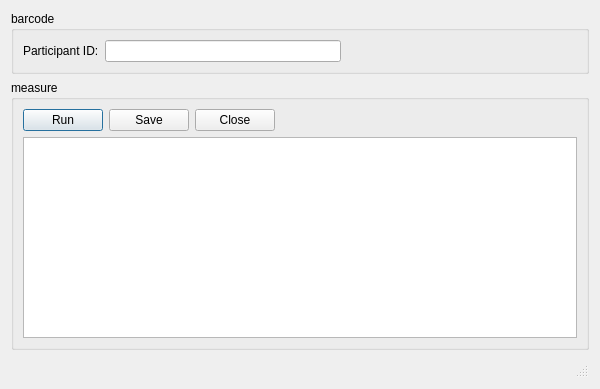
This is template/prototype/Template/MainWindow.ui in inglis-dl/cypress as Qt 5 draws it before an edit. The edited form follows.
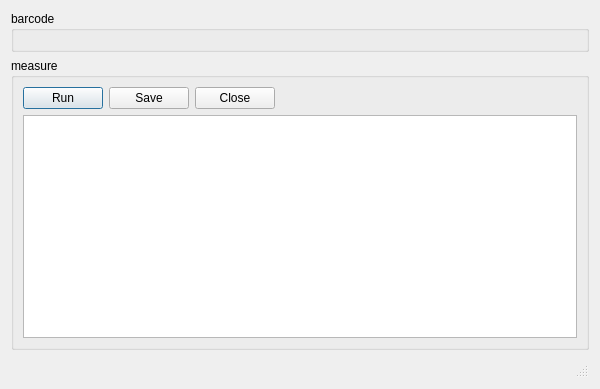
This is the edited form. Custom widgets are drawn as their Qt base class.

The edit to the form file:
```diff
--- a/template/prototype/Template/MainWindow.ui
+++ b/template/prototype/Template/MainWindow.ui
@@ -33,46 +33,7 @@
      </property>
      <layout class="QHBoxLayout" name="horizontalLayout">
       <item>
-       <widget class="QLabel" name="iDlabel">
-        <property name="text">
-         <string>Participant ID:</string>
-        </property>
-        <property name="buddy">
-         <cstring>barcodeLineEdit</cstring>
-        </property>
-       </widget>
-      </item>
-      <item>
-       <widget class="QLineEdit" name="barcodeLineEdit">
-        <property name="inputMask">
-         <string/>
-        </property>
-        <property name="text">
-         <string/>
-        </property>
-        <property name="maxLength">
-         <number>32767</number>
-        </property>
-        <property name="cursorPosition">
-         <number>0</number>
-        </property>
-        <property name="clearButtonEnabled">
-         <bool>true</bool>
-        </property>
-       </widget>
-      </item>
-      <item>
-       <spacer name="horizontalSpacer">
-        <property name="orientation">
-         <enum>Qt::Horizontal</enum>
-        </property>
-        <property name="sizeHint" stdset="0">
-         <size>
-          <width>80</width>
-          <height>20</height>
-         </size>
-        </property>
-       </spacer>
+       <widget class="BarcodeWidget" name="barcodeWidget" native="true"/>
       </item>
      </layout>
     </widget>
@@ -132,6 +93,17 @@
    </item>
   </layout>
  </widget>
+ <customwidgets>
+  <customwidget>
+   <class>BarcodeWidget</class>
+   <extends>QWidget</extends>
+   <header>../../../src/widgets/BarcodeWidget.h</header>
+   <container>1</container>
+  </customwidget>
+ </customwidgets>
+ <includes>
+  <include location="local">../../widgets/BarcodeWidget.h</include>
+ </includes>
  <resources/>
  <connections/>
 </ui>
```
